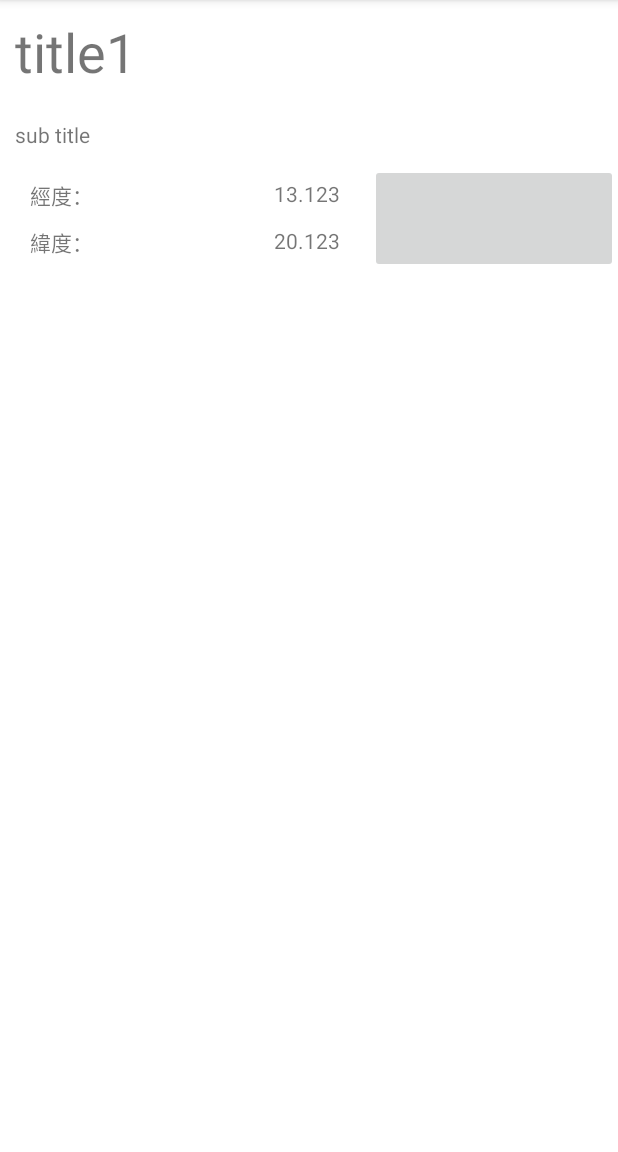
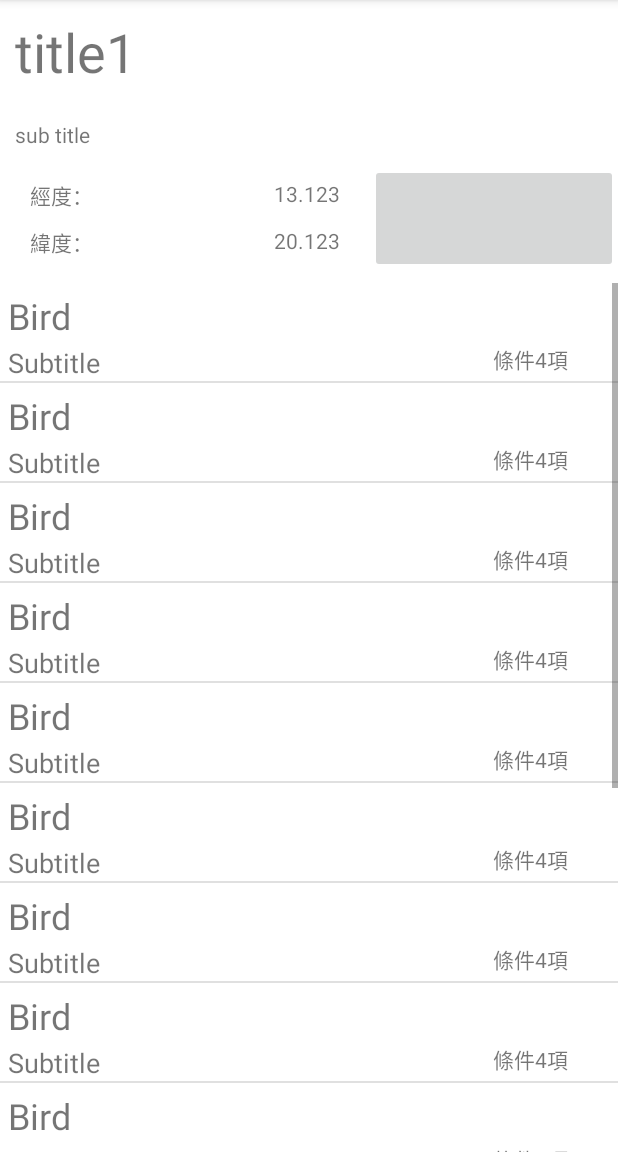
Before and after one commit to yue99520/Photo-assistant-mobile, an Android app: the screen it shows after launch (LocationDetailActivity), after a tap on "title1", on a phone screen of 412 x 824 dp, the part 84-1236 px from its top. Run offline under Robolectric (Android 15) with nearby library versions, the phone set to English and light mode, and no system bars.

Commit message:
Entry list fragment 成功顯示 目前使用假資料

```diff
--- a/app/src/main/java/com/example/photoassistant/MainActivity.java
+++ b/app/src/main/java/com/example/photoassistant/MainActivity.java
@@ -34,7 +34,7 @@ public class MainActivity extends AppCompatActivity {
     private void initFragment() {
         FragmentTransaction fragmentTransaction = fragmentManager.beginTransaction();
         LocationListFragment locationListFragment = new LocationListFragment();
-        fragmentTransaction.replace(R.id.fragment_container_view_main, locationListFragment);
+        fragmentTransaction.replace(R.id.fragment_container_main_activity, locationListFragment);
         fragmentTransaction.commit();
     }
 }
--- a/app/src/main/java/com/example/photoassistant/location/LocationBundleTranslator.java
+++ b/app/src/main/java/com/example/photoassistant/location/LocationBundleTranslator.java
@@ -2,7 +2,7 @@ package com.example.photoassistant.location;
 
 import android.os.Bundle;
 
-class LocationBundleTranslator {
+public class LocationBundleTranslator {
 
     private static final String ID = "LOCATION_ID";
     private static final String TITLE = "LOCATION_TITLE";
@@ -11,7 +11,7 @@ class LocationBundleTranslator {
     private static final String LONGITUDE = "LOCATION_LONGITUDE";
     private static final String ENTRY_AMOUNT = "LOCATION_ENTRY_AMOUNT";
 
-    static Location toLocation(Bundle bundle) {
+    public static Location toLocation(Bundle bundle) {
         Location location = new Location();
         location.setId(bundle.getLong(ID));
         location.setTitle(bundle.getString(TITLE));
@@ -22,7 +22,7 @@ class LocationBundleTranslator {
         return location;
     }
 
-    static Bundle toBundle(Location location) {
+    public static Bundle toBundle(Location location) {
         Bundle bundle = new Bundle();
         bundle.putLong(ID, location.getId());
         bundle.putString(TITLE, location.getTitle());
--- a/app/src/main/java/com/example/photoassistant/location/LocationDetailActivity.java
+++ b/app/src/main/java/com/example/photoassistant/location/LocationDetailActivity.java
@@ -5,14 +5,23 @@ import android.os.Bundle;
 import android.widget.ImageButton;
 import android.widget.ListView;
 import android.widget.TextView;
-import android.widget.Toast;
 
 import androidx.annotation.Nullable;
 import androidx.appcompat.app.AppCompatActivity;
+import androidx.fragment.app.FragmentManager;
+import androidx.fragment.app.FragmentTransaction;
 
 import com.example.photoassistant.R;
+import com.example.photoassistant.location.entry.Entry;
+import com.example.photoassistant.location.entry.EntryListFragment;
+
+import java.util.List;
 
 public class LocationDetailActivity extends AppCompatActivity {
+
+    private FragmentManager fragmentManager;
+
+    private Location location;
 
     private Intent intent;
 
@@ -28,15 +37,17 @@ public class LocationDetailActivity extends AppCompatActivity {
 
     private ListView entryListView;
 
+    private List<Entry> locationEntries;
+
     @Override
     protected void onCreate(@Nullable Bundle savedInstanceState) {
         super.onCreate(savedInstanceState);
         setContentView(R.layout.activity_location_detail);
+        fragmentManager = getSupportFragmentManager();
         title = findViewById(R.id.location_detail_title);
         subtitle = findViewById(R.id.location_detail_subtitle);
         longitude = findViewById(R.id.location_detail_longitude);
         latitude = findViewById(R.id.location_detail_latitude);
-        entryListView = findViewById(R.id.location_detail_entry_list_view);
 
         intent = getIntent();
 
@@ -44,22 +55,27 @@ public class LocationDetailActivity extends AppCompatActivity {
     }
 
     private void loadData() {
-        loadDetail();
-        loadEntries();
-    }
-
-    private void loadDetail() {
         Bundle bundle = intent.getBundleExtra("TARGET");
         if (bundle != null) {
-            Location location = LocationBundleTranslator.toLocation(bundle);
-            title.setText(location.getTitle());
-            subtitle.setText(location.getSubtitle());
-            longitude.setText(String.valueOf(location.getLongitude()));
-            latitude.setText(String.valueOf(location.getLatitude()));
+            location = LocationBundleTranslator.toLocation(bundle);
+            loadView();
+            loadFragment();
         }
     }
 
-    private void loadEntries() {
+    private void loadView() {
+        title.setText(location.getTitle());
+        subtitle.setText(location.getSubtitle());
+        longitude.setText(String.valueOf(location.getLongitude()));
+        latitude.setText(String.valueOf(location.getLatitude()));
+    }
 
+    private void loadFragment() {
+        FragmentTransaction fragmentTransaction = fragmentManager.beginTransaction();
+        EntryListFragment entryListFragment = new EntryListFragment();
+        Bundle bundle = LocationBundleTranslator.toBundle(location);
+        entryListFragment.setArguments(bundle);
+        fragmentTransaction.replace(R.id.fragment_container_location_detail_activity, entryListFragment);
+        fragmentTransaction.commit();
     }
 }
--- a/app/src/main/java/com/example/photoassistant/location/LocationListFragment.java
+++ b/app/src/main/java/com/example/photoassistant/location/LocationListFragment.java
@@ -13,10 +13,15 @@ import androidx.annotation.Nullable;
 import androidx.fragment.app.Fragment;
 
 import com.example.photoassistant.R;
+import com.example.photoassistant.location.repository.HttpLocationRepository;
+import com.example.photoassistant.location.repository.LocationRepository;
+
 import java.util.ArrayList;
 import java.util.List;
 
 public class LocationListFragment extends Fragment {
+
+    private LocationRepository locationRepository;
 
     private LocationAdapter locationAdapter;
 
@@ -27,6 +32,8 @@ public class LocationListFragment extends Fragment {
     @Override
     public void onCreate(@Nullable Bundle savedInstanceState) {
         super.onCreate(savedInstanceState);
+
+        locationRepository = new HttpLocationRepository();
 
         locationList = new ArrayList<>();
 
@@ -53,7 +60,7 @@ public class LocationListFragment extends Fragment {
         listView.setOnItemClickListener(new AdapterView.OnItemClickListener() {
             @Override
             public void onItemClick(AdapterView<?> parent, View view, int position, long id) {
-                Log.i("list_item", "On item click event");
+                Log.i("Location", "on item click");
                 intentToDetail(locationList.get(position));
             }
         });
@@ -76,40 +83,7 @@ public class LocationListFragment extends Fragment {
     }
 
     private void updateData() {
-        Location location = new Location();
-        location.setId(1);
-        location.setTitle("title1");
-        location.setSubtitle("sub title");
-        location.setEntryAmount(10);
-        location.setLongitude(13.123);
-        location.setLatitude(20.123);
-        this.locationList.add(location);
-
-        new Location();
-        location.setId(2);
-        location.setTitle("title1");
-        location.setSubtitle("sub title");
-        location.setEntryAmount(10);
-        location.setLongitude(13.123);
-        location.setLatitude(20.123);
-        this.locationList.add(location);
-
-        new Location();
-        location.setId(3);
-        location.setTitle("title1");
-        location.setSubtitle("sub title");
-        location.setEntryAmount(10);
-        location.setLongitude(13.123);
-        location.setLatitude(20.123);
-        this.locationList.add(location);
-
-        new Location();
-        location.setId(4);
-        location.setTitle("title1");
-        location.setSubtitle("sub title");
-        location.setEntryAmount(10);
-        location.setLongitude(13.123);
-        location.setLatitude(20.123);
-        this.locationList.add(location);
+        List<Location> locationList = locationRepository.getAllLocations();
+        this.locationList.addAll(locationList);
     }
 }
--- /dev/null
+++ b/app/src/main/java/com/example/photoassistant/location/entry/Entry.java
@@ -0,0 +1,66 @@
+package com.example.photoassistant.location.entry;
+
+import com.example.photoassistant.location.entry.condition.Condition;
+
+import java.util.ArrayList;
+import java.util.List;
+
+public class Entry {
+
+    private long id;
+
+    private String title;
+
+    private String subtitle;
+
+    private List<Condition> conditions;
+
+    public Entry() {
+        conditions = new ArrayList<>();
+    }
+
+    public boolean meetsSearch(String search) {
+
+        for (Condition condition : conditions) {
+
+            if (condition.meetCriteria(search)) {
+
+                return true;
+            }
+        }
+
+        return false;
+    }
+
+    public long getId() {
+        return id;
+    }
+
+    public void setId(long id) {
+        this.id = id;
+    }
+
+    public String getTitle() {
+        return title;
+    }
+
+    public void setTitle(String title) {
+        this.title = title;
+    }
+
+    public String getSubtitle() {
+        return subtitle;
+    }
+
+    public void setSubtitle(String subtitle) {
+        this.subtitle = subtitle;
+    }
+
+    public List<Condition> getConditions() {
+        return conditions;
+    }
+
+    public void setConditions(List<Condition> conditions) {
+        this.conditions = conditions;
+    }
+}
--- /dev/null
+++ b/app/src/main/java/com/example/photoassistant/location/entry/EntryAdapter.java
@@ -0,0 +1,82 @@
+package com.example.photoassistant.location.entry;
+
+import android.content.Context;
+import android.view.LayoutInflater;
+import android.view.View;
+import android.view.ViewGroup;
+import android.widget.BaseAdapter;
+import android.widget.TextView;
+
+import com.example.photoassistant.R;
+
+import java.util.List;
+
+public class EntryAdapter extends BaseAdapter {
+
+    private List<Entry> entryList;
+
+    private LayoutInflater layoutInflater;
+
+    public EntryAdapter(Context context, List<Entry> entryList) {
+        this.entryList = entryList;
+        this.layoutInflater = LayoutInflater.from(context);
+    }
+
+    @Override
+    public int getCount() {
+        return this.entryList.size();
+    }
+
+    @Override
+    public Object getItem(int position) {
+        return this.entryList.get(position);
+    }
+
+    @Override
+    public long getItemId(int position) {
+        return this.entryList.get(position).getId();
+    }
+
+
+    @Override
+    public View getView(int position, View convertView, ViewGroup parent) {
+
+        ViewHolder holder = null;
+
+        if (convertView == null) {
+
+            convertView = layoutInflater.inflate(R.layout.entry_item, null);
+
+            holder = new ViewHolder(
+                    (TextView) convertView.findViewById(R.id.entry_item_title),
+                    (TextView) convertView.findViewById(R.id.entry_item_subtitle),
+                    (TextView) convertView.findViewById(R.id.entry_item_condition_amount)
+            );
+
+            convertView.setTag(holder);
+        }else {
+
+            holder = (ViewHolder) convertView.getTag();
+        }
+
+        Entry entry = entryList.get(position);
+
+        holder.title.setText(entry.getTitle());
+        holder.subtitle.setText(entry.getSubtitle());
+        holder.conditionAmount.setText(String.valueOf(entry.getConditions().size()));
+
+        return convertView;
+    }
+
+    private static class ViewHolder {
+        TextView title;
+        TextView subtitle;
+        TextView conditionAmount;
+
+        ViewHolder(TextView title, TextView subtitle, TextView conditionAmount) {
+            this.title = title;
+            this.subtitle = subtitle;
+            this.conditionAmount = conditionAmount;
+        }
+    }
+}
--- /dev/null
+++ b/app/src/main/java/com/example/photoassistant/location/entry/EntryConditionListFragment.java
@@ -0,0 +1,4 @@
+package com.example.photoassistant.location.entry;
+
+public class EntryConditionListFragment {
+}
--- /dev/null
+++ b/app/src/main/java/com/example/photoassistant/location/entry/EntryListFragment.java
@@ -0,0 +1,95 @@
+package com.example.photoassistant.location.entry;
+
+import android.os.Bundle;
+import android.util.Log;
+import android.view.LayoutInflater;
+import android.view.View;
+import android.view.ViewGroup;
+import android.widget.AdapterView;
+import android.widget.ListView;
+import android.widget.Toast;
+import androidx.annotation.NonNull;
+import androidx.annotation.Nullable;
+import androidx.fragment.app.Fragment;
+import com.example.photoassistant.R;
+import com.example.photoassistant.location.Location;
+import com.example.photoassistant.location.LocationBundleTranslator;
+import com.example.photoassistant.location.entry.repository.EntryRepository;
+import com.example.photoassistant.location.entry.repository.HttpEntryRepository;
+
+import java.util.ArrayList;
+import java.util.List;
+
+public class EntryListFragment extends Fragment {
+
+    private EntryRepository entryRepository;
+
+    private Location location;
+
+    private EntryAdapter entryAdapter;
+
+    private List<Entry> entryList;
+
+    private ListView listView;
+
+    @Override
+    public void onCreate(@Nullable Bundle savedInstanceState) {
+        super.onCreate(savedInstanceState);
+
+        entryList = new ArrayList<>();
+
+        entryAdapter = new EntryAdapter(getActivity(), entryList);
+
+        entryRepository = new HttpEntryRepository();
+
+        if (getArguments() != null) {
+
+            location = LocationBundleTranslator.toLocation(getArguments());
+        }
+    }
+
+    @Nullable
+    @Override
+    public View onCreateView(@NonNull LayoutInflater inflater, @Nullable ViewGroup container, @Nullable Bundle savedInstanceState) {
+
+        View view = inflater.inflate(R.layout.fragment_entry_list, container, false);
+
+        listView = view.findViewById(R.id.entry_list_view);
+
+        listView.setAdapter(entryAdapter);
+
+        return view;
+    }
+
+    @Override
+    public void onViewCreated(@NonNull View view, @Nullable Bundle savedInstanceState) {
+        super.onViewCreated(view, savedInstanceState);
+
+        listView.setOnItemClickListener(new AdapterView.OnItemClickListener() {
+            @Override
+            public void onItemClick(AdapterView<?> parent, View view, int position, long id) {
+                Log.i("Entry", "on item click");
+                switchFragment(entryList.get(position));
+            }
+        });
+
+        updateList();
+    }
+
+    private void switchFragment(Entry entry) {
+        Toast.makeText(getContext(), entry.getTitle(), Toast.LENGTH_SHORT).show();
+        //todo switch fragment to target entry
+    }
+
+    private void updateList() {
+
+        updateData();
+
+        entryAdapter.notifyDataSetChanged();
+    }
+
+    private void updateData() {
+        List<Entry> newData = entryRepository.getAllEntries(location.getId());
+        entryList.addAll(newData);
+    }
+}
--- /dev/null
+++ b/app/src/main/java/com/example/photoassistant/location/entry/EntryType.java
@@ -0,0 +1,4 @@
+package com.example.photoassistant.location.entry;
+
+public enum EntryType {
+}
--- /dev/null
+++ b/app/src/main/java/com/example/photoassistant/location/entry/condition/Condition.java
@@ -0,0 +1,14 @@
+package com.example.photoassistant.location.entry.condition;
+
+import androidx.annotation.NonNull;
+
+public interface Condition {
+
+    long getId();
+
+    void setId(long id);
+
+    boolean meetCriteria(String s);
+
+    String getTitle();
+}
--- /dev/null
+++ b/app/src/main/java/com/example/photoassistant/location/entry/condition/StringCondition.java
@@ -0,0 +1,33 @@
+package com.example.photoassistant.location.entry.condition;
+
+public class StringCondition implements Condition {
+
+    private long id;
+
+    private String event;
+
+    public StringCondition(String event, long id) {
+        this.event = event;
+        this.id = id;
+    }
+
+    @Override
+    public long getId() {
+        return id;
+    }
+
+    @Override
+    public void setId(long id) {
+        this.id = id;
+    }
+
+    @Override
+    public boolean meetCriteria(String s) {
+        return event.contains(s);
+    }
+
+    @Override
+    public String getTitle() {
+        return event;
+    }
+}
--- /dev/null
+++ b/app/src/main/java/com/example/photoassistant/location/entry/repository/EntryRepository.java
@@ -0,0 +1,16 @@
+package com.example.photoassistant.location.entry.repository;
+
+import com.example.photoassistant.location.entry.Entry;
+
+import java.util.List;
+
+public interface EntryRepository {
+
+    List<Entry> getAllEntries(long location);
+
+//    boolean create(Entry entry);
+//
+//    boolean update(Entry entry);
+//
+//    boolean delete(long entry);
+}
--- /dev/null
+++ b/app/src/main/java/com/example/photoassistant/location/entry/repository/HttpEntryRepository.java
@@ -0,0 +1,30 @@
+package com.example.photoassistant.location.entry.repository;
+
+import com.example.photoassistant.location.entry.Entry;
+import com.example.photoassistant.location.entry.condition.StringCondition;
+import com.example.photoassistant.location.entry.repository.EntryRepository;
+
+import java.util.ArrayList;
+import java.util.List;
+
+public class HttpEntryRepository implements EntryRepository {
+
+    @Override
+    public List<Entry> getAllEntries(long location) {
+        List<Entry> entryList = new ArrayList<>();
+        Entry entry;
+
+        for (int i = 1; i <= 15; i++) {
+            entry = new Entry();
+            entry.setId(1);
+            entry.setTitle("Bird");
+            entry.setSubtitle("Subtitle");
+            entry.getConditions().add(new StringCondition("白天", 1));
+            entry.getConditions().add(new StringCondition("白天", 2));
+            entry.getConditions().add(new StringCondition("白天", 3));
+            entry.getConditions().add(new StringCondition("白天", 4));
+            entryList.add(entry);
+        }
+        return entryList;
+    }
+}
--- /dev/null
+++ b/app/src/main/java/com/example/photoassistant/location/repository/HttpLocationRepository.java
@@ -0,0 +1,52 @@
+package com.example.photoassistant.location.repository;
+
+import com.example.photoassistant.location.Location;
+
+import java.util.ArrayList;
+import java.util.List;
+
+public class HttpLocationRepository implements LocationRepository {
+
+    @Override
+    public List<Location> getAllLocations() {
+        List<Location> locationList = new ArrayList<>();
+
+        Location location = new Location();
+        location.setId(1);
+        location.setTitle("title1");
+        location.setSubtitle("sub title");
+        location.setEntryAmount(10);
+        location.setLongitude(13.123);
+        location.setLatitude(20.123);
+        locationList.add(location);
+
+        new Location();
+        location.setId(2);
+        location.setTitle("title1");
+        location.setSubtitle("sub title");
+        location.setEntryAmount(10);
+        location.setLongitude(13.123);
+        location.setLatitude(20.123);
+        locationList.add(location);
+
+        new Location();
+        location.setId(3);
+        location.setTitle("title1");
+        location.setSubtitle("sub title");
+        location.setEntryAmount(10);
+        location.setLongitude(13.123);
+        location.setLatitude(20.123);
+        locationList.add(location);
+
+        new Location();
+        location.setId(4);
+        location.setTitle("title1");
+        location.setSubtitle("sub title");
+        location.setEntryAmount(10);
+        location.setLongitude(13.123);
+        location.setLatitude(20.123);
+        locationList.add(location);
+
+        return locationList;
+    }
+}
--- /dev/null
+++ b/app/src/main/java/com/example/photoassistant/location/repository/LocationRepository.java
@@ -0,0 +1,18 @@
+package com.example.photoassistant.location.repository;
+
+import com.example.photoassistant.location.Location;
+
+import java.util.List;
+
+public interface LocationRepository {
+
+    List<Location> getAllLocations();
+
+//    Location getLocation();
+//
+//    boolean create(Location location);
+//
+//    boolean update(Location location);
+//
+//    boolean delete(long location);
+}
--- a/app/src/main/res/layout/activity_location_detail.xml
+++ b/app/src/main/res/layout/activity_location_detail.xml
@@ -94,8 +94,9 @@
 
     </androidx.constraintlayout.widget.ConstraintLayout>
 
-    <ListView
-        android:id="@+id/location_detail_entry_list_view"
+
+    <androidx.fragment.app.FragmentContainerView
+        android:id="@+id/fragment_container_location_detail_activity"
         android:layout_width="match_parent"
         android:layout_height="0dp"
         android:layout_weight="1"
--- a/app/src/main/res/layout/activity_main.xml
+++ b/app/src/main/res/layout/activity_main.xml
@@ -6,7 +6,7 @@
     tools:context=".MainActivity">
 
     <androidx.fragment.app.FragmentContainerView
-        android:id="@+id/fragment_container_view_main"
+        android:id="@+id/fragment_container_main_activity"
         android:layout_width="match_parent"
         android:layout_height="match_parent" />
 </LinearLayout>
--- /dev/null
+++ b/app/src/main/res/layout/entry_item.xml
@@ -0,0 +1,59 @@
+<?xml version="1.0" encoding="utf-8"?>
+<androidx.constraintlayout.widget.ConstraintLayout
+    xmlns:android="http://schemas.android.com/apk/res/android"
+    android:layout_width="match_parent"
+    android:layout_height="wrap_content"
+    xmlns:app="http://schemas.android.com/apk/res-auto"
+    android:background="@android:color/white">
+
+    <TextView
+        android:id="@+id/entry_item_title"
+        android:layout_width="wrap_content"
+        android:layout_height="30dp"
+        android:textSize="24sp"
+        app:layout_constraintStart_toStartOf="parent"
+        app:layout_constraintTop_toTopOf="parent"
+        android:layout_marginTop="5dp"
+        android:layout_marginLeft="5dp"
+        android:layout_marginStart="5dp"
+        android:layout_marginRight="5dp"/>
+
+    <TextView
+        android:id="@+id/entry_item_subtitle"
+        android:layout_width="300dp"
+        android:layout_height="wrap_content"
+        android:textSize="18sp"
+        app:layout_constraintStart_toStartOf="@id/entry_item_title"
+        app:layout_constraintTop_toBottomOf="@id/entry_item_title"
+        android:layout_marginTop="5dp"
+        />
+
+    <LinearLayout
+        android:layout_width="wrap_content"
+        android:layout_height="wrap_content"
+        android:orientation="horizontal"
+        app:layout_constraintStart_toEndOf="@id/entry_item_subtitle"
+        app:layout_constraintEnd_toEndOf="parent"
+        app:layout_constraintTop_toBottomOf="@id/entry_item_title"
+        app:layout_constraintBottom_toBottomOf="parent"
+        android:layout_marginRight="10dp"
+        android:layout_marginEnd="10dp">
+
+        <TextView
+            android:layout_width="wrap_content"
+            android:layout_height="wrap_content"
+            android:text="@string/entry_condition_name"
+            />
+        <TextView
+            android:id="@+id/entry_item_condition_amount"
+            android:layout_width="wrap_content"
+            android:layout_height="wrap_content"
+            />
+        <TextView
+            android:layout_width="wrap_content"
+            android:layout_height="wrap_content"
+            android:text="@string/entry_item_unit"
+            />
+    </LinearLayout>
+
+</androidx.constraintlayout.widget.ConstraintLayout>
--- /dev/null
+++ b/app/src/main/res/layout/fragment_entry_list.xml
@@ -0,0 +1,15 @@
+<?xml version="1.0" encoding="utf-8"?>
+<LinearLayout
+    xmlns:android="http://schemas.android.com/apk/res/android"
+    android:layout_width="match_parent"
+    android:layout_height="match_parent"
+    android:orientation="vertical">
+
+    <ListView
+        android:id="@+id/entry_list_view"
+        android:layout_width="match_parent"
+        android:layout_height="0dp"
+        android:layout_weight="1"
+        android:layout_marginTop="3dp"
+        />
+</LinearLayout>
--- a/app/src/main/res/values/strings.xml
+++ b/app/src/main/res/values/strings.xml
@@ -13,4 +13,6 @@
     <string name="longitude">經度：</string>
     <string name="latitude">緯度：</string>
     <string name="go_to_map">Go to map</string>
+    <string name="entry_item_unit">項</string>
+    <string name="entry_condition_name">條件</string>
 </resources>
```
